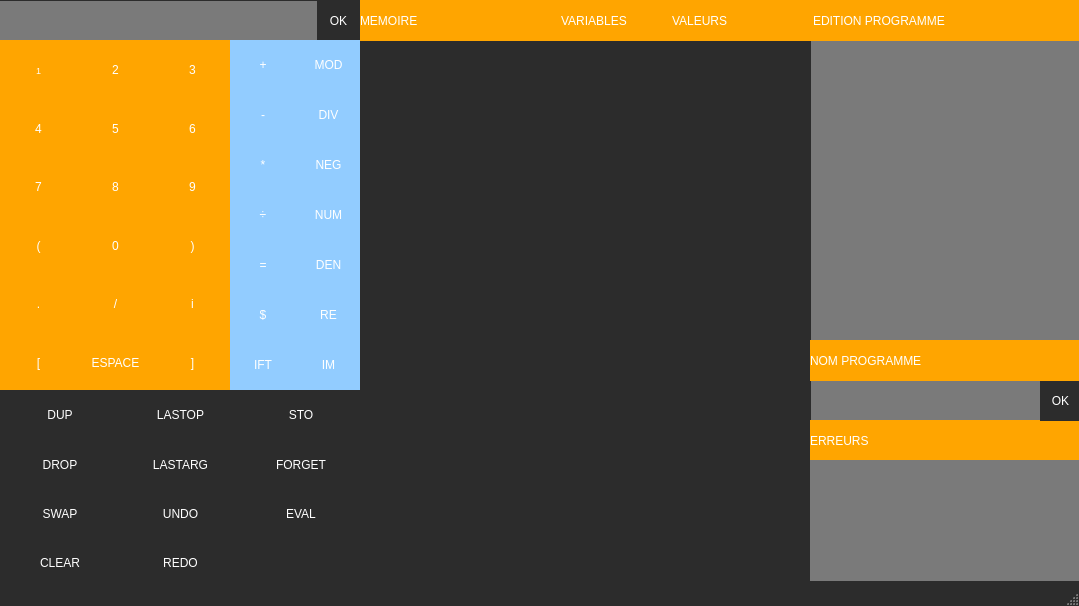
Tyrannas/LO21---P16, file Projetv2/calculatrice.ui: the form before one commit.
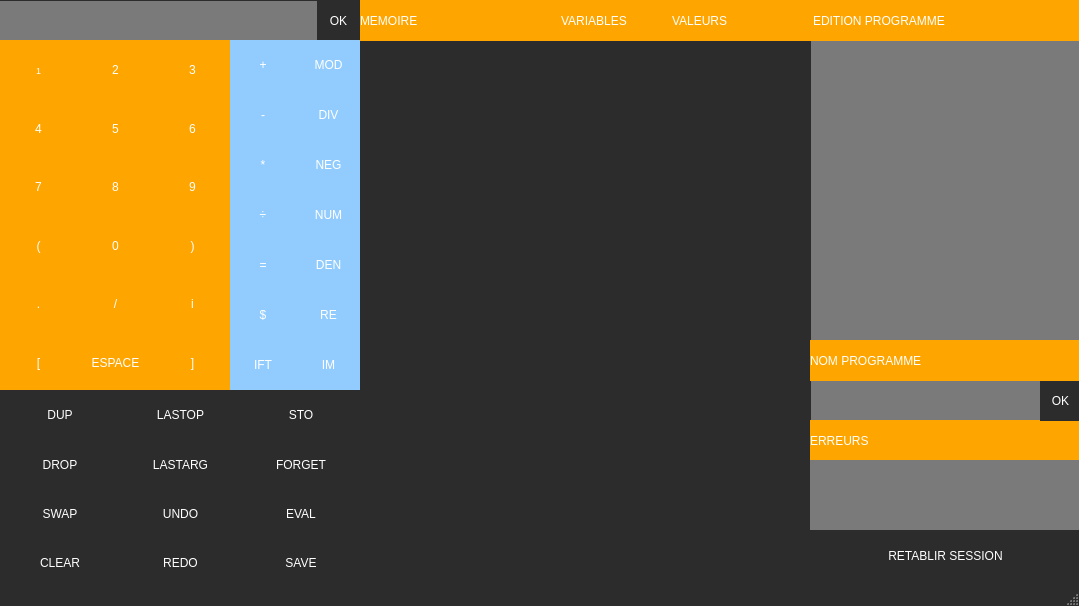
The form after the commit.

What changed in the file:
```diff
--- a/Projetv2/calculatrice.ui
+++ b/Projetv2/calculatrice.ui
@@ -566,7 +566,18 @@
 QPushButton:hover{background:rgb(72, 72, 72);}</string>
        </property>
        <property name="text">
-        <string/>
+        <string>SAVE</string>
+       </property>
+      </widget>
+     </item>
+     <item row="0" column="1">
+      <widget class="QPushButton" name="pushButton_LASTOP">
+       <property name="styleSheet">
+        <string notr="true">QPushButton{background:rgb(44,44,44);border:none;color:white;min-height:50;}
+QPushButton:hover{background:rgb(72, 72, 72);}</string>
+       </property>
+       <property name="text">
+        <string>LASTOP</string>
        </property>
       </widget>
      </item>
@@ -759,7 +770,7 @@
       <x>810</x>
       <y>460</y>
       <width>271</width>
-      <height>121</height>
+      <height>71</height>
      </rect>
     </property>
     <property name="font">
@@ -904,6 +915,23 @@
      </item>
     </layout>
    </widget>
+   <widget class="QPushButton" name="pushButton_OPEN">
+    <property name="geometry">
+     <rect>
+      <x>810</x>
+      <y>530</y>
+      <width>271</width>
+      <height>51</height>
+     </rect>
+    </property>
+    <property name="styleSheet">
+     <string notr="true">QPushButton{background:rgb(44,44,44);border:none;color:white;min-height:50;}
+QPushButton:hover{background:rgb(72, 72, 72);}</string>
+    </property>
+    <property name="text">
+     <string>RETABLIR SESSION</string>
+    </property>
+   </widget>
   </widget>
   <widget class="QStatusBar" name="statusbar"/>
   <action name="actionQuitter">
```
Left out of the diff: 57 changed lines with no effect on the pictures.
